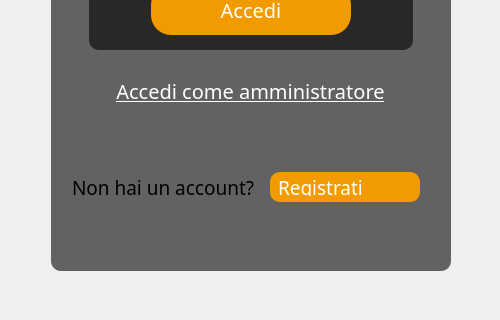
Qt form projectIS/home/view/vistalogin2.ui (chritianchiappa/progetto_panificio) before a commit; both pictures show x 0 to 500 and y 280 to 600 of the 500 by 600 pixel window.
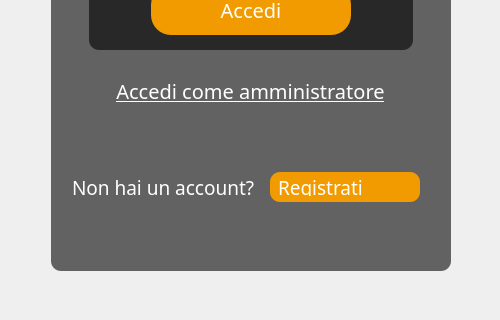
The same form after that commit. Icons and pictures are not drawn.

Patch:
```diff
--- a/projectIS/home/view/vistalogin2.ui
+++ b/projectIS/home/view/vistalogin2.ui
@@ -470,6 +470,9 @@
              <pointsize>14</pointsize>
             </font>
            </property>
+           <property name="styleSheet">
+            <string notr="true">color:white</string>
+           </property>
            <property name="text">
             <string>Non hai un account?</string>
            </property>
```
Left out of the diff: 3 changed lines with no effect on the pictures.
